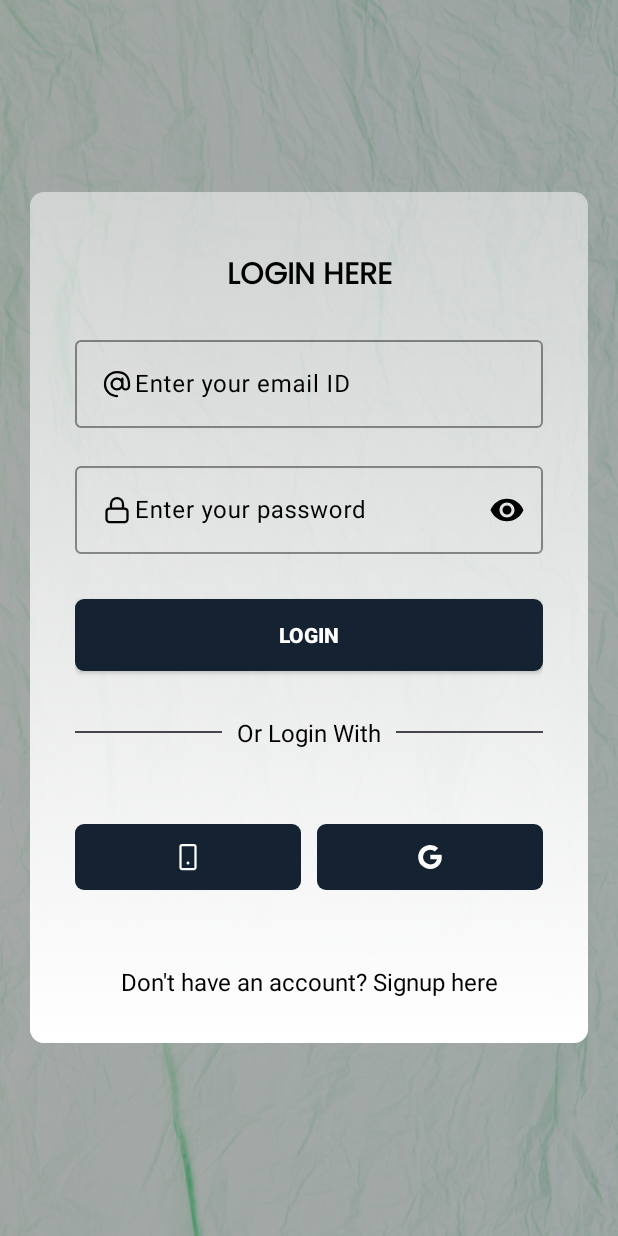
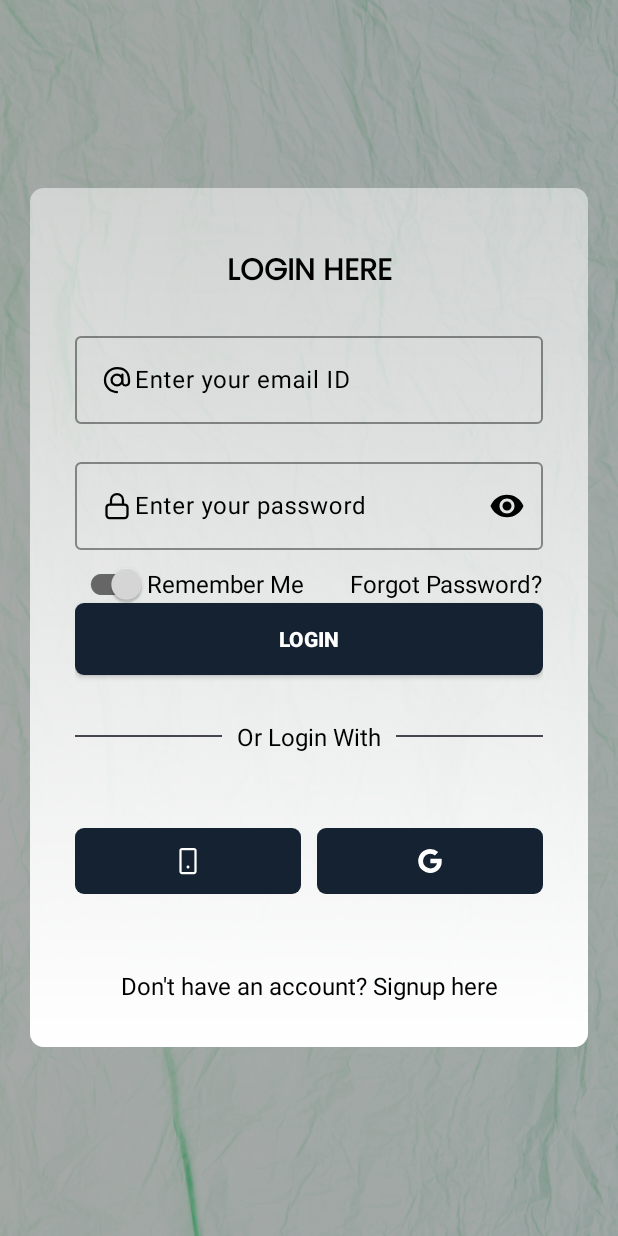
Before and after one commit to GloomDev06/gym_app, an Android app: the layout activity_login_page.xml on its own in the app's theme, with its tools: preview values and no code run, on a phone screen of 412 x 824 dp. Run offline under Robolectric (Android 15) with nearby library versions, the phone set to English and light mode, and no system bars.

Commit message:
Remember Me feature
The register form fixed which was accepting null value.
The remember me feature fixed

```diff
--- a/app/src/main/res/layout/activity_login_page.xml
+++ b/app/src/main/res/layout/activity_login_page.xml
@@ -95,35 +95,35 @@
             </com.google.android.material.textfield.TextInputLayout>
 
 
-<!--            <androidx.appcompat.widget.SwitchCompat-->
-<!--                android:id="@+id/switchRememberMe"-->
-<!--                android:layout_width="wrap_content"-->
-<!--                android:layout_height="45dp"-->
-<!--                android:layout_below="@id/password"-->
-<!--                android:checked="true"-->
-<!--                app:thumbTint="@color/grey"-->
-<!--                app:trackTint="@color/grey2" />-->
+            <androidx.appcompat.widget.SwitchCompat
+                android:id="@+id/switchRememberMe"
+                android:layout_width="wrap_content"
+                android:layout_height="45dp"
+                android:layout_below="@id/password"
+                android:checked="true"
+                app:thumbTint="@color/grey"
+                app:trackTint="@color/grey2" />
 
-<!--            <TextView-->
-<!--                android:id="@+id/rememberMeText"-->
-<!--                android:layout_width="wrap_content"-->
-<!--                android:layout_height="45dp"-->
-<!--                android:layout_below="@id/password"-->
-<!--                android:layout_marginStart="10dp"-->
-<!--                android:layout_toEndOf="@id/switchRememberMe"-->
-<!--                android:gravity="center_vertical"-->
-<!--                android:text="Remember Me"-->
-<!--                android:textSize="16sp" />-->
+            <TextView
+                android:id="@+id/rememberMeText"
+                android:layout_width="wrap_content"
+                android:layout_height="45dp"
+                android:layout_below="@id/password"
+                android:layout_marginStart="0dp"
+                android:layout_toEndOf="@id/switchRememberMe"
+                android:gravity="center_vertical"
+                android:text="Remember Me"
+                android:textSize="16sp" />
 
-<!--            <TextView-->
-<!--                android:id="@+id/forgotPassword"-->
-<!--                android:layout_width="wrap_content"-->
-<!--                android:layout_height="45dp"-->
-<!--                android:layout_below="@id/password"-->
-<!--                android:layout_alignParentEnd="true"-->
-<!--                android:gravity="center_vertical"-->
-<!--                android:text="Forgot Password?"-->
-<!--                android:textSize="16sp" />-->
+            <TextView
+                android:id="@+id/forgotPassword"
+                android:layout_width="wrap_content"
+                android:layout_height="45dp"
+                android:layout_below="@id/password"
+                android:layout_alignParentEnd="true"
+                android:gravity="center_vertical"
+                android:text="Forgot Password?"
+                android:textSize="16sp" />
 
 
             <androidx.appcompat.widget.AppCompatButton
@@ -131,7 +131,7 @@
                 android:layout_width="match_parent"
                 android:layout_height="wrap_content"
                 android:layout_below="@id/password"
-                android:layout_marginTop="30sp"
+                android:layout_marginTop="35sp"
                 android:background="@drawable/button_bg"
                 android:text="Login"
                 android:textColor="@color/white"
```
Also changed, not shown: app/src/main/java/com/example/myhealthfitness/LoginPage.kt (+22 -31 lines), app/src/main/java/com/example/myhealthfitness/Register.kt (+34 -5 lines).
